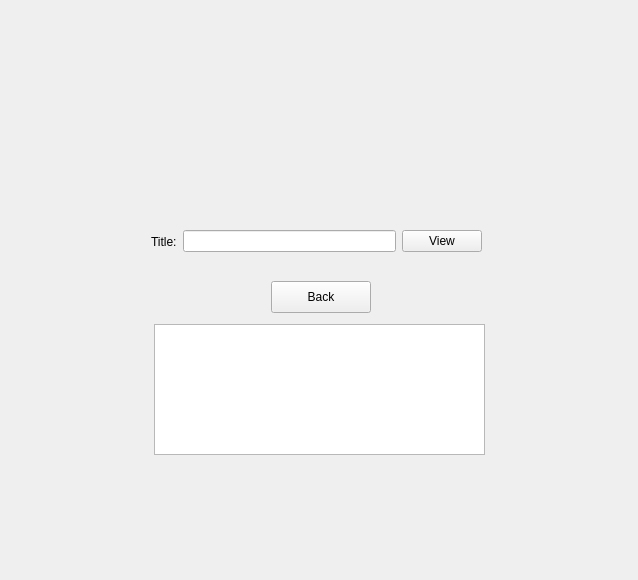
Before: the Qt Designer form CuringCamPAINS/gui/resourcesgui.ui in CS-205-S22/CuringCamPAINS, drawn with Qt 5.
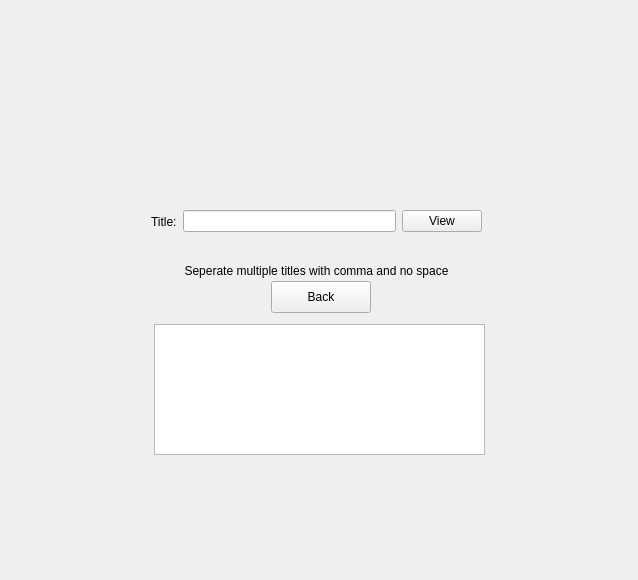
After: the same form once the commit is applied. The open tabs and pages were chosen to show the change.

Commit message: Added user directions for proper input

```diff
--- a/CuringCamPAINS/gui/resourcesgui.ui
+++ b/CuringCamPAINS/gui/resourcesgui.ui
@@ -127,7 +127,7 @@
        <property name="geometry">
         <rect>
          <x>140</x>
-         <y>200</y>
+         <y>180</y>
          <width>331</width>
          <height>61</height>
         </rect>
@@ -169,7 +169,7 @@
        <property name="geometry">
         <rect>
          <x>130</x>
-         <y>160</y>
+         <y>150</y>
          <width>331</width>
          <height>21</height>
         </rect>
@@ -191,6 +191,22 @@
         <bool>false</bool>
        </property>
       </widget>
+      <widget class="QLabel" name="label_directions">
+       <property name="geometry">
+        <rect>
+         <x>140</x>
+         <y>250</y>
+         <width>331</width>
+         <height>20</height>
+        </rect>
+       </property>
+       <property name="text">
+        <string>Seperate multiple titles with comma and no space</string>
+       </property>
+       <property name="alignment">
+        <set>Qt::AlignCenter</set>
+       </property>
+      </widget>
      </widget>
      <widget class="QWidget" name="deleteMessagePage">
       <widget class="QWidget" name="layoutWidget_3">
```
Left out of the diff: 18 changed lines with no effect on the pictures. The commit also changes 2 other files.
